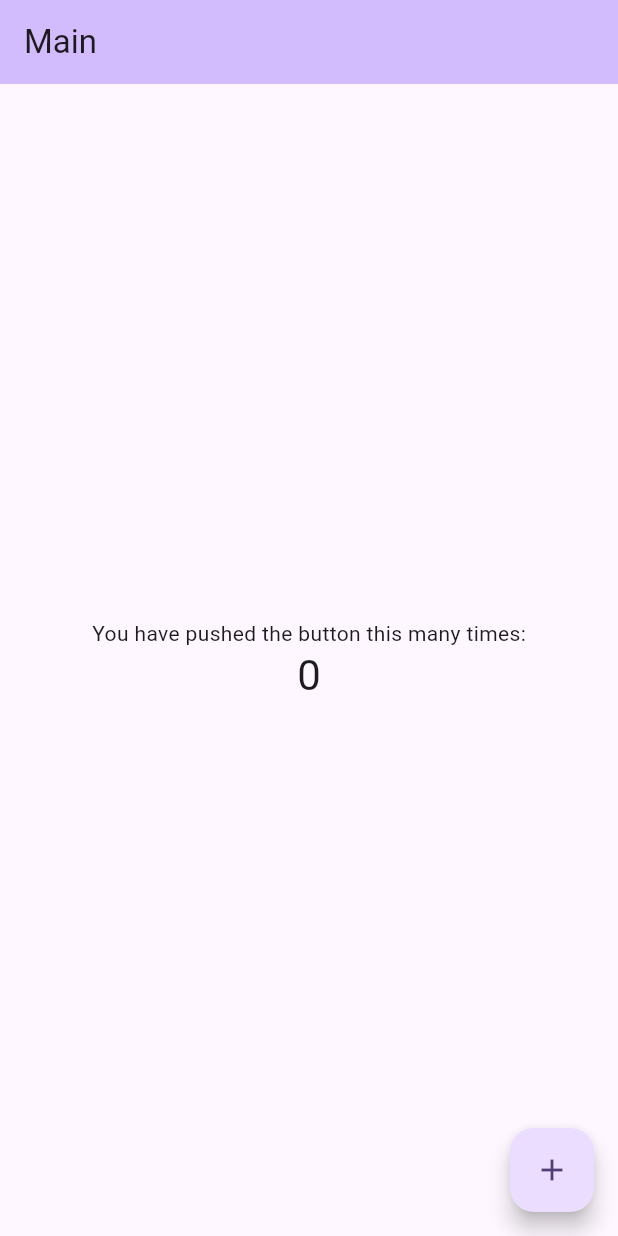
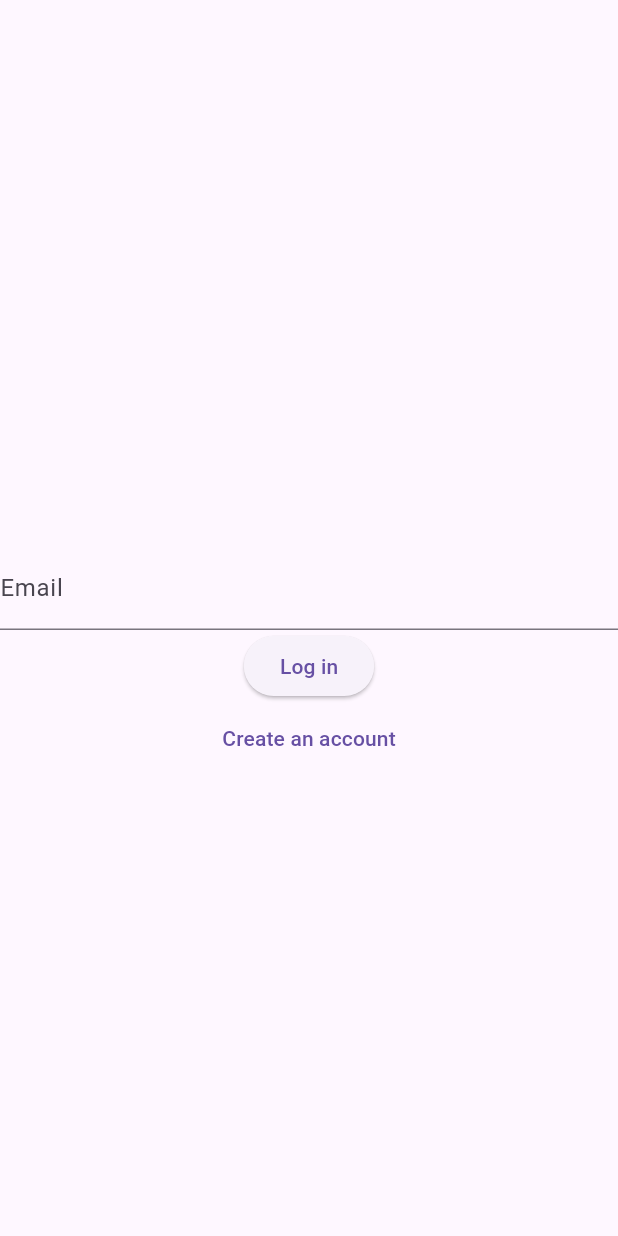
Before and after one commit to misr4vip/camel, a Flutter app: the screen it shows after launch, on a phone screen of 412 x 824 dp. Run offline on Flutter 3.47's test engine with Material 3 defaults, Android fonts, the light colour scheme and no system bars.

Commit message:
add login view

```diff
--- a/lib/main.dart
+++ b/lib/main.dart
@@ -1,8 +1,10 @@
+import 'package:camel_trace/views/login.dart';
 import 'package:flutter/material.dart';
 
 void main() {
   runApp(const MyApp());
 }
+
 class MyApp extends StatelessWidget {
   const MyApp({super.key});
 
@@ -14,61 +16,7 @@ class MyApp extends StatelessWidget {
         colorScheme: ColorScheme.fromSeed(seedColor: Colors.deepPurple),
         useMaterial3: true,
       ),
-      home: const MyHomePage(title: 'Main'),
+      home: const Login(),
     );
   }
 }
-
-class MyHomePage extends StatefulWidget {
-  const MyHomePage({super.key, required this.title});
-
-  final String title;
-
-  @override
-  State<MyHomePage> createState() => _MyHomePageState();
-}
-
-class _MyHomePageState extends State<MyHomePage> {
-  int _counter = 0;
-
-  void _incrementCounter() {
-    setState(() {
-
-      _counter++;
-    });
-  }
-
-  @override
-  Widget build(BuildContext context) {
-
-    return Scaffold(
-      appBar: AppBar(
-
-        backgroundColor: Theme.of(context).colorScheme.inversePrimary,
-
-        title: Text(widget.title),
-      ),
-      body: Center(
-
-        child: Column(
-
-          mainAxisAlignment: MainAxisAlignment.center,
-          children: <Widget>[
-            const Text(
-              'You have pushed the button this many times:',
-            ),
-            Text(
-              '$_counter',
-              style: Theme.of(context).textTheme.headlineMedium,
-            ),
-          ],
-        ),
-      ),
-      floatingActionButton: FloatingActionButton(
-        onPressed: _incrementCounter,
-        tooltip: 'Increment',
-        child: const Icon(Icons.add),
-      ), // This trailing comma makes auto-formatting nicer for build methods.
-    );
-  }
-}
--- /dev/null
+++ b/lib/views/login.dart
@@ -0,0 +1,31 @@
+import 'package:flutter/material.dart';
+
+class Login extends StatefulWidget {
+  const Login({super.key});
+
+  @override
+  State<Login> createState() => _LoginState();
+}
+
+class _LoginState extends State<Login> {
+  @override
+  Widget build(BuildContext context) {
+    return MaterialApp(
+      home: Scaffold(
+        appBar: AppBar(),
+        body: Center(
+          child: Column(
+            mainAxisAlignment: MainAxisAlignment.center,
+            children: [
+              TextField(
+                decoration: InputDecoration(labelText: "Email"),
+              ),
+              ElevatedButton(onPressed: () {}, child: Text("Log in")),
+              TextButton(onPressed: () {}, child: Text("Create an account"))
+            ],
+          ),
+        ),
+      ),
+    );
+  }
+}
```
